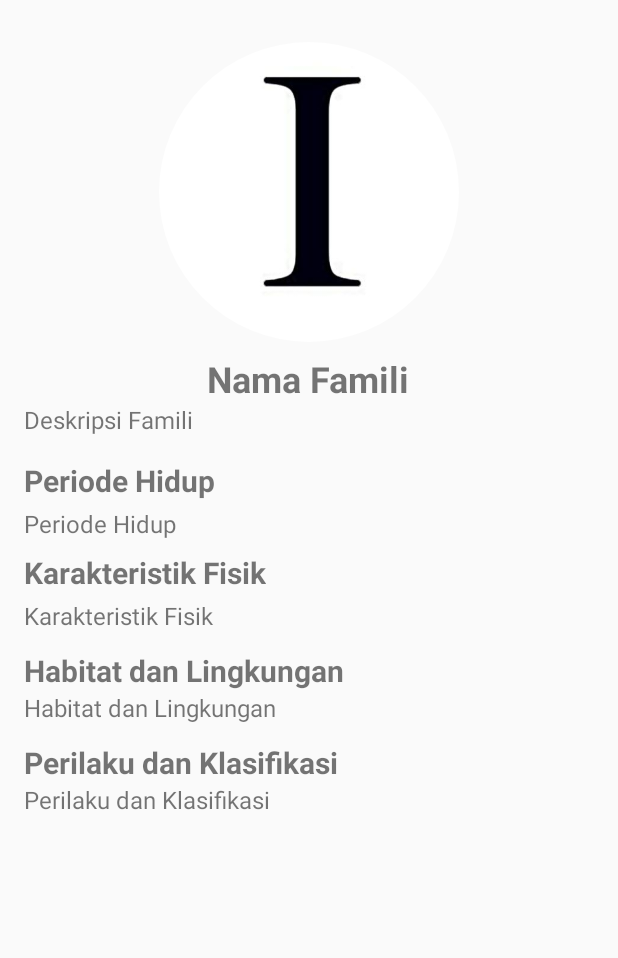
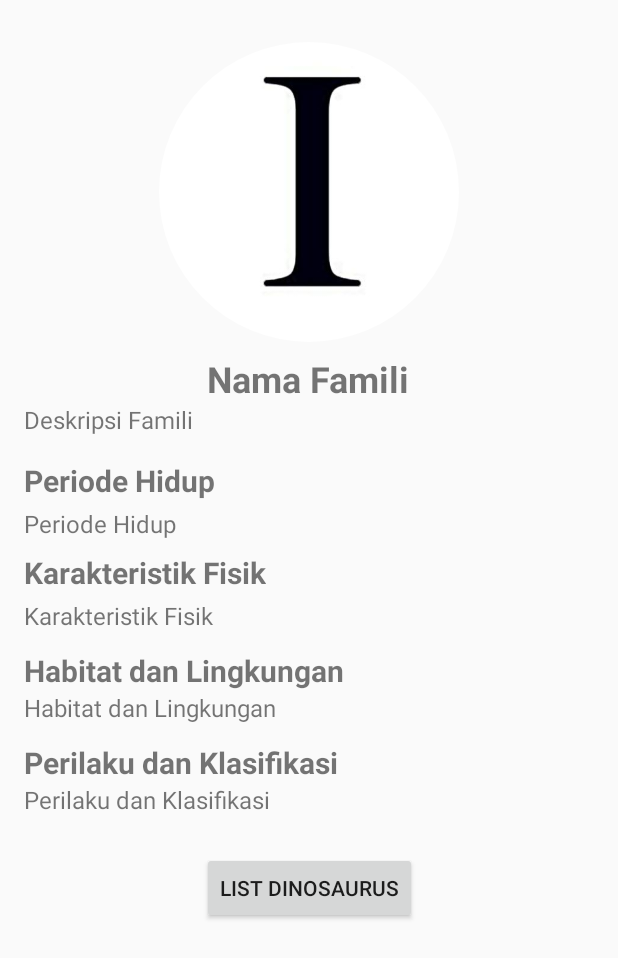
Before and after one commit to jayflinehtg/UTS-ifs21038, an Android app: the layout activity_familia.xml on its own in the app's theme, with its tools: preview values and no code run, on a phone screen of 412 x 824 dp. Shown: the top 958 px of the screen. Run offline under Robolectric (Android 15) with nearby library versions, the phone set to English and light mode, and no system bars.

Commit message:
Update baru lagi

```diff
--- a/app/src/main/res/layout/activity_familia.xml
+++ b/app/src/main/res/layout/activity_familia.xml
@@ -149,6 +149,16 @@
         app:layout_constraintTop_toBottomOf=
             "@+id/titlePerilaku" />
 
+        <Button
+            android:id="@+id/button2"
+            android:layout_width="wrap_content"
+            android:layout_height="wrap_content"
+            android:layout_marginTop="24dp"
+            android:text="List Dinosaurus"
+            app:layout_constraintEnd_toEndOf="parent"
+            app:layout_constraintStart_toStartOf="parent"
+            app:layout_constraintTop_toBottomOf="@+id/tvPerilaku" />
 
-</androidx.constraintlayout.widget.ConstraintLayout>
+
+    </androidx.constraintlayout.widget.ConstraintLayout>
 </ScrollView>
```
